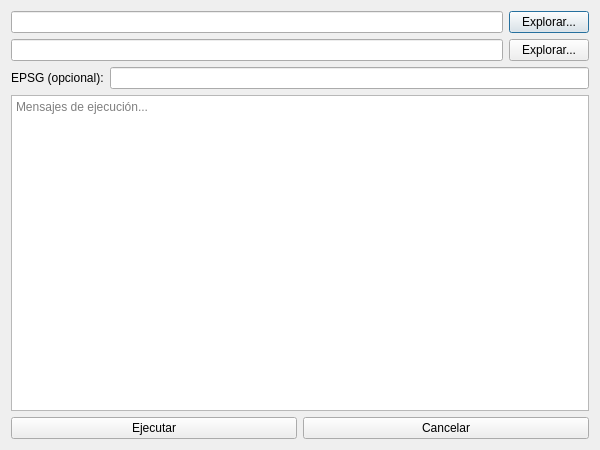
K3vin91/GPKGTools, file gpkg2fusion_dialog.ui: the form before one commit.
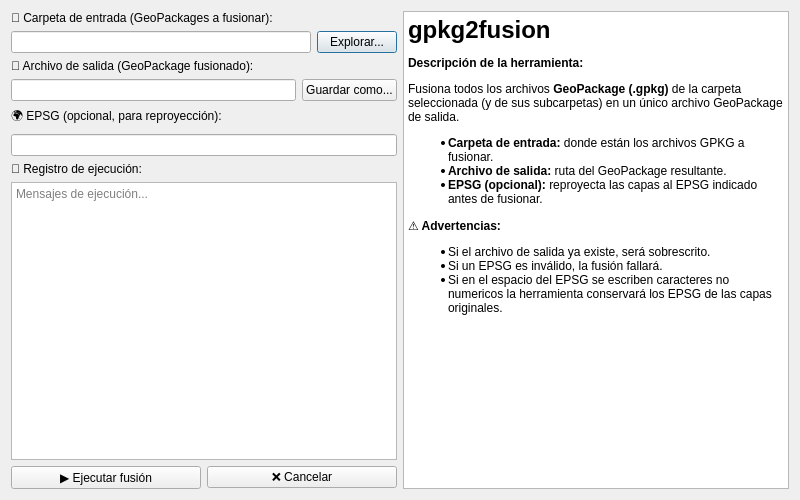
The form after the commit.

Commit message: Ajustes generales en gpkg2fusion para que se parezca a las otras dos herramientas

```diff
--- a/gpkg2fusion_dialog.ui
+++ b/gpkg2fusion_dialog.ui
@@ -6,16 +6,27 @@
    <rect>
     <x>0</x>
     <y>0</y>
-    <width>600</width>
-    <height>450</height>
+    <width>800</width>
+    <height>500</height>
    </rect>
   </property>
   <property name="windowTitle">
    <string>Fusionar a GPKG</string>
   </property>
-  <layout class="QVBoxLayout" name="verticalLayout">
+  <layout class="QHBoxLayout" name="mainLayout">
+
+   <!-- Columna izquierda: opciones -->
+   <item>
+    <layout class="QVBoxLayout" name="leftLayout">
 
    <!-- Carpeta de entrada -->
+     <item>
+      <widget class="QLabel" name="inputLabel">
+       <property name="text">
+        <string>📂 Carpeta de entrada (GeoPackages a fusionar):</string>
+       </property>
+      </widget>
+     </item>
    <item>
     <layout class="QHBoxLayout" name="inputLayout">
      <item>
@@ -31,7 +42,14 @@
     </layout>
    </item>
 
-   <!-- Archivo GPKG de salida -->
+     <!-- Archivo de salida -->
+     <item>
+      <widget class="QLabel" name="outputLabel">
+       <property name="text">
+        <string>💾 Archivo de salida (GeoPackage fusionado):</string>
+       </property>
+      </widget>
+     </item>
    <item>
     <layout class="QHBoxLayout" name="outputLayout">
      <item>
@@ -40,7 +58,7 @@
      <item>
       <widget class="QPushButton" name="outputBrowseButton">
        <property name="text">
-        <string>Explorar...</string>
+          <string>Guardar como...</string>
        </property>
       </widget>
      </item>
@@ -48,15 +66,15 @@
    </item>
 
    <!-- EPSG destino -->
+     <item>
+      <widget class="QLabel" name="epsgLabelTitle">
+       <property name="text">
+        <string>🌍 EPSG (opcional, para reproyección):</string>
+       </property>
+      </widget>
+     </item>
    <item>
     <layout class="QHBoxLayout" name="epsgLayout">
-     <item>
-      <widget class="QLabel" name="epsgLabel">
-       <property name="text">
-        <string>EPSG (opcional):</string>
-       </property>
-      </widget>
-     </item>
      <item>
       <widget class="QLineEdit" name="epsgLineEdit"/>
      </item>
@@ -64,6 +82,13 @@
    </item>
 
    <!-- Log de ejecución -->
+     <item>
+      <widget class="QLabel" name="logLabel">
+       <property name="text">
+        <string>📜 Registro de ejecución:</string>
+       </property>
+      </widget>
+     </item>
    <item>
     <widget class="QTextEdit" name="logTextEdit">
      <property name="readOnly">
@@ -75,20 +100,57 @@
     </widget>
    </item>
 
-   <!-- Botones Ejecutar y Cancelar -->
+     <!-- Botones -->
    <item>
     <layout class="QHBoxLayout" name="buttonsLayout">
      <item>
       <widget class="QPushButton" name="runButton">
        <property name="text">
-        <string>Ejecutar</string>
+          <string>▶ Ejecutar fusión</string>
        </property>
       </widget>
      </item>
      <item>
       <widget class="QPushButton" name="cancelButton">
        <property name="text">
-        <string>Cancelar</string>
+          <string>❌ Cancelar</string>
+         </property>
+        </widget>
+       </item>
+      </layout>
+     </item>
+
+    </layout>
+   </item>
+
+   <!-- Columna derecha: descripción + advertencias -->
+   <item>
+    <layout class="QVBoxLayout" name="rightLayout">
+     <item>
+      <widget class="QTextEdit" name="descriptionText">
+       <property name="readOnly">
+        <bool>true</bool>
+       </property>
+       <property name="html">
+        <string>
+         <![CDATA[
+         <h1><b>gpkg2fusion</b></h1>
+         <p><b>Descripción de la herramienta:</b></p>
+         <p>Fusiona todos los archivos <b>GeoPackage (.gpkg)</b> de la carpeta seleccionada (y de sus subcarpetas) 
+            en un único archivo GeoPackage de salida.</p>
+         <ul>
+           <li><b>Carpeta de entrada:</b> donde están los archivos GPKG a fusionar.</li>
+           <li><b>Archivo de salida:</b> ruta del GeoPackage resultante.</li>
+           <li><b>EPSG (opcional):</b> reproyecta las capas al EPSG indicado antes de fusionar.</li>
+         </ul>
+         <p><b>⚠ Advertencias:</b></p>
+         <ul>
+           <li>Si el archivo de salida ya existe, será sobrescrito.</li>
+           <li>Si un EPSG es inválido, la fusión fallará.</li>
+           <li>Si en el espacio del EPSG se escriben caracteres no numericos la herramienta conservará los EPSG de las capas originales.</li>
+         </ul>
+         ]]>
+        </string>
        </property>
       </widget>
      </item>
```
Left out of the diff: 4 changed lines with no effect on the pictures. Lines whose indentation alone changed are shown as unchanged. The commit also changes 3 other files.
